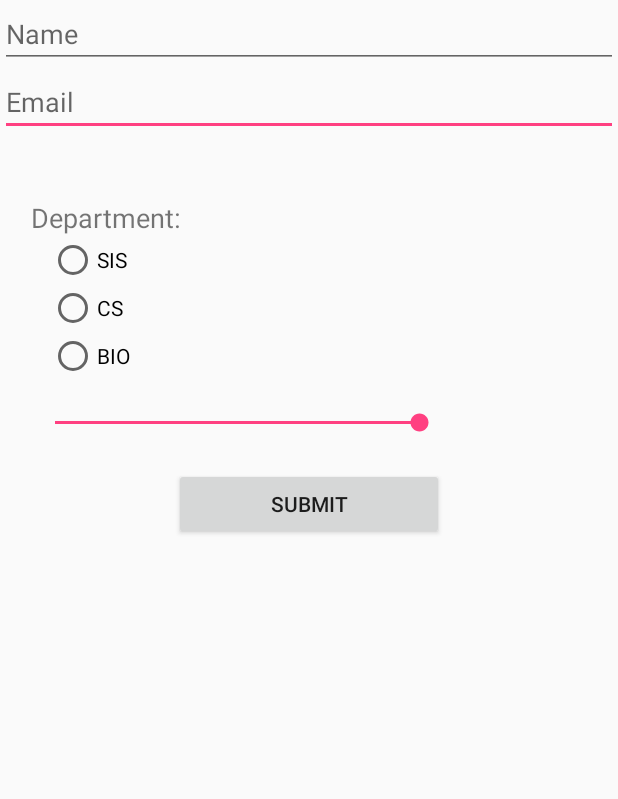
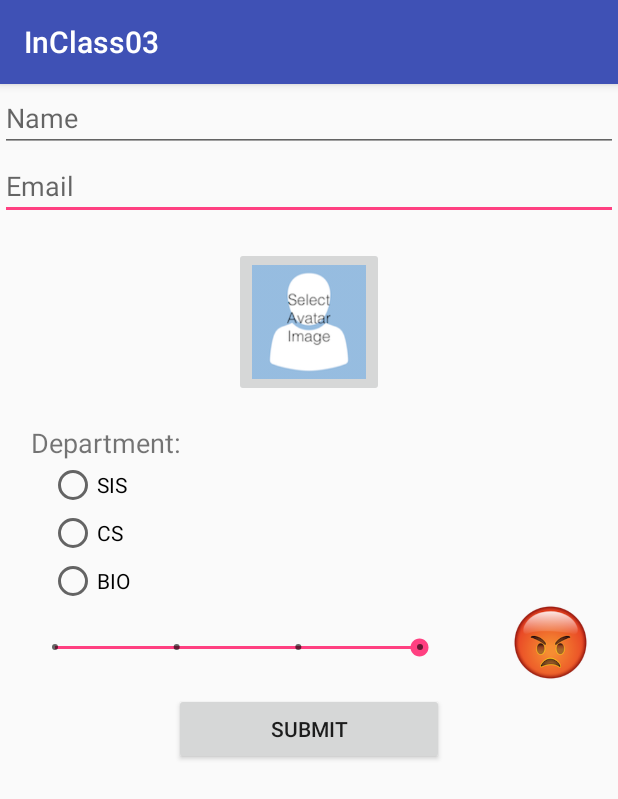
Before and after one commit to citrusspoon/ITCS_4180_Mobile_Dev, an Android app: the screen it shows after launch (MainActivity), on a phone screen of 412 x 824 dp. Shown: the top 799 px of the screen. Run offline under Robolectric (Android 15) with nearby library versions, the phone set to English and light mode, and no system bars.

Commit message:
Fixed stuff

```diff
--- a/InClass03/app/src/main/java/com/example/test/inclass03/MainActivity.java
+++ b/InClass03/app/src/main/java/com/example/test/inclass03/MainActivity.java
@@ -6,11 +6,18 @@
 import android.os.Bundle;
 import android.view.View;
 import android.widget.EditText;
+import android.widget.ImageButton;
 import android.widget.ImageView;
 import android.widget.SeekBar;
 import android.widget.Toast;
 
-public class MainActivity extends Activity implements View.OnClickListener{
+public class MainActivity extends AppCompatActivity implements View.OnClickListener{
+
+
+
+
+
+
 
     @Override
     protected void onCreate(Bundle savedInstanceState) {
@@ -18,6 +25,7 @@
         setContentView(R.layout.activity_main);
 
         //ImageView moodview = (ImageView)findViewById(R.id.moodImage);
+        ImageButton avatarButton = (ImageButton) findViewById(R.id.selectAvatar);
 
         SeekBar selectMood = (SeekBar) findViewById(R.id.selectMood);
         selectMood.setOnSeekBarChangeListener(new SeekBar.OnSeekBarChangeListener() {
@@ -27,15 +35,7 @@
             @Override
             public void onProgressChanged(SeekBar seekBar, int progress, boolean b) {
                 percentageChanged = progress;
-            }
 
-            @Override
-            public void onStartTrackingTouch(SeekBar seekBar) {
-
-            }
-
-            @Override
-            public void onStopTrackingTouch(SeekBar seekBar) {
                 switch (percentageChanged){
                     case (0):
                         moodView.setImageResource(R.drawable.angry);
@@ -50,6 +50,16 @@
                         moodView.setImageResource(R.drawable.awesome);
                         break;
                 }
+            }
+
+            @Override
+            public void onStartTrackingTouch(SeekBar seekBar) {
+
+            }
+
+            @Override
+            public void onStopTrackingTouch(SeekBar seekBar) {
+
             }
         });
     }
--- a/InClass03/app/src/main/res/layout/activity_main.xml
+++ b/InClass03/app/src/main/res/layout/activity_main.xml
@@ -26,13 +26,15 @@
         android:layout_alignParentTop="true"
         android:hint="@string/nameHint" />
 
-    <ImageView
+    <ImageButton
         android:id="@+id/selectAvatar"
-        android:layout_width="wrap_content"
-        android:layout_height="wrap_content"
+        android:layout_width="100dp"
+        android:layout_height="100dp"
         android:layout_below="@+id/emailEditText"
         android:layout_centerHorizontal="true"
-        android:layout_marginTop="24dp"
+        android:layout_marginTop="18dp"
+        android:foregroundGravity="center_vertical|center_horizontal"
+        android:scaleType="fitCenter"
         app:srcCompat="@drawable/select_avatar" />
 
     <RadioGroup
@@ -50,7 +52,9 @@
             android:layout_width="wrap_content"
             android:layout_height="wrap_content"
             android:layout_weight="1"
-            android:text="@string/sis" />
+            android:gravity="center_vertical|center_horizontal"
+            android:text="@string/sis"
+            android:visibility="visible" />
 
         <RadioButton
             android:id="@+id/csButton"
@@ -110,4 +114,6 @@
         android:layout_marginRight="20dp"
         app:srcCompat="@drawable/angry" />
 
+
+
 </RelativeLayout>
```
